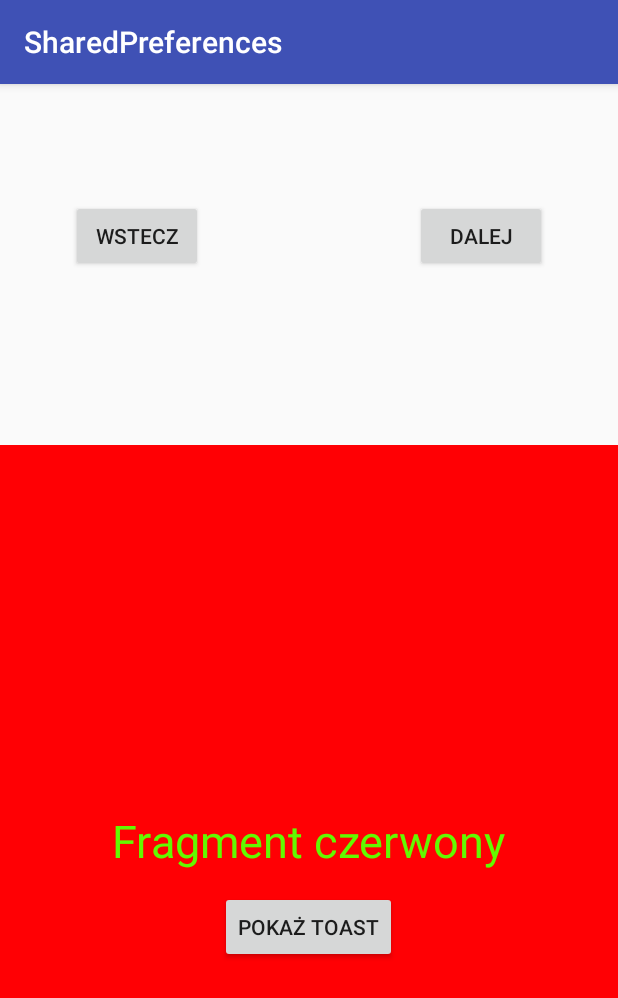
After one commit to MichalGites/SharedPreferences, an Android app: the fragment RedFragment placed in its activity, on a phone screen of 412 x 824 dp. The commit adds this screen. Shown: the top 998 px of the screen. Run offline under Robolectric (Android 15) with nearby library versions, the phone set to English and light mode, and no system bars; our stand-ins replace ButterKnife.

Commit message:
Fragmenty

```diff
--- a/app/build.gradle
+++ b/app/build.gradle
@@ -25,7 +25,8 @@ dependencies {
         exclude group: 'com.android.support', module: 'support-annotations'
     })
     compile 'com.android.support:appcompat-v7:25.0.1'
+    compile 'com.jakewharton:butterknife:8.4.0'
+    compile 'com.android.support:support-v4:25.0.1'
     testCompile 'junit:junit:4.12'
-    compile 'com.jakewharton:butterknife:8.4.0'
     annotationProcessor 'com.jakewharton:butterknife-compiler:8.4.0'
 }
--- /dev/null
+++ b/app/src/main/java/pl/akademiakodu/sharedpreferences/RedFragment.java
@@ -0,0 +1,41 @@
+package pl.akademiakodu.sharedpreferences;
+
+
+import android.app.Fragment;
+import android.os.Bundle;
+import android.view.LayoutInflater;
+import android.view.View;
+import android.view.ViewGroup;
+import android.widget.Toast;
+
+import butterknife.ButterKnife;
+import butterknife.OnClick;
+
+
+/**
+ * A simple {@link Fragment} subclass.
+ */
+public class RedFragment extends Fragment {
+
+
+    public RedFragment() {
+        // Required empty public constructor
+    }
+
+    @OnClick(R.id.fragmentButton)
+    public void onClickToast(){
+        Toast.makeText(this.getActivity(), "Przycisk został kliknięty z fragmentu", Toast.LENGTH_SHORT).show();
+    }
+
+    @Override
+    public View onCreateView(LayoutInflater inflater, ViewGroup container,
+                             Bundle savedInstanceState) {
+        // Inflate the layout for this fragment
+        // zamieniamy return va widok i pozniej zwracamy za pomoca return ten widok
+        View v = inflater.inflate(R.layout.fragment_red, container, false);
+        // ustawiamy Butterknife'a na ten widok :D
+        ButterKnife.bind(this, v);
+        return v;
+    }
+
+}
--- a/app/src/main/res/layout/activity_main.xml
+++ b/app/src/main/res/layout/activity_main.xml
@@ -4,25 +4,11 @@
     android:id="@+id/activity_main"
     android:layout_width="match_parent"
     android:layout_height="match_parent"
-    android:paddingBottom="@dimen/activity_vertical_margin"
-    android:paddingLeft="@dimen/activity_horizontal_margin"
-    android:paddingRight="@dimen/activity_horizontal_margin"
-    android:paddingTop="@dimen/activity_vertical_margin"
+
     tools:context="pl.akademiakodu.sharedpreferences.MainActivity">
 
     <Button
-        android:text="Wczytaj"
-        android:layout_width="wrap_content"
-        android:layout_height="wrap_content"
-        android:layout_centerVertical="true"
-        android:layout_alignParentLeft="true"
-        android:layout_alignParentStart="true"
-        android:layout_marginLeft="49dp"
-        android:layout_marginStart="49dp"
-        android:id="@+id/load" />
-
-    <Button
-        android:text="Zapisz"
+        android:text="Dalej"
         android:layout_width="wrap_content"
         android:layout_height="wrap_content"
         android:layout_alignBottom="@+id/load"
@@ -31,4 +17,26 @@
         android:layout_marginRight="47dp"
         android:layout_marginEnd="47dp"
         android:id="@+id/save" />
+
+    <Button
+        android:text="Wstecz"
+        android:layout_width="wrap_content"
+        android:layout_height="wrap_content"
+        android:layout_marginLeft="47dp"
+        android:layout_marginStart="47dp"
+        android:id="@+id/load"
+        android:layout_alignParentTop="true"
+        android:layout_alignParentLeft="true"
+        android:layout_alignParentStart="true"
+        android:layout_marginTop="77dp" />
+
+    <FrameLayout
+        android:layout_width="match_parent"
+        android:layout_height="match_parent"
+        android:layout_below="@+id/save"
+        android:layout_centerHorizontal="true"
+        android:layout_marginTop="115dp"
+        android:id="@+id/frameLayout">
+
+    </FrameLayout>
 </RelativeLayout>
--- /dev/null
+++ b/app/src/main/res/layout/fragment_red.xml
@@ -0,0 +1,29 @@
+<RelativeLayout xmlns:android="http://schemas.android.com/apk/res/android"
+    xmlns:tools="http://schemas.android.com/tools"
+    android:layout_width="match_parent"
+    android:layout_height="match_parent"
+    android:background="@color/red"
+    tools:context="pl.akademiakodu.sharedpreferences.RedFragment">
+
+    <!-- TODO: Update blank fragment layout -->
+
+
+    <TextView
+        android:text="Fragment czerwony"
+        android:textColor="@color/green"
+        android:textSize="30sp"
+        android:layout_width="wrap_content"
+        android:layout_height="wrap_content"
+        android:layout_centerVertical="true"
+        android:layout_centerHorizontal="true"
+        android:id="@+id/textView" />
+
+    <Button
+        android:layout_width="wrap_content"
+        android:layout_height="wrap_content"
+        android:id="@+id/fragmentButton"
+        android:text="Pokaż Toast"
+        android:layout_below="@+id/textView"
+        android:layout_centerHorizontal="true"
+        android:layout_marginTop="13dp" />
+</RelativeLayout>
--- a/app/src/main/res/values/colors.xml
+++ b/app/src/main/res/values/colors.xml
@@ -3,4 +3,8 @@
     <color name="colorPrimary">#3F51B5</color>
     <color name="colorPrimaryDark">#303F9F</color>
     <color name="colorAccent">#FF4081</color>
+    <color name="red">#ff0004</color>
+    <color name="green">#63f900</color>
+    <color name="blue">#002fff</color>
+
 </resources>
--- a/app/src/main/res/values/strings.xml
+++ b/app/src/main/res/values/strings.xml
@@ -1,3 +1,6 @@
 <resources>
     <string name="app_name">SharedPreferences</string>
+
+    <!-- TODO: Remove or change this placeholder text -->
+    <string name="hello_blank_fragment">Hello blank fragment</string>
 </resources>
```
Also changed, not shown: app/src/main/java/pl/akademiakodu/sharedpreferences/BlueFragment.java (added, +29 -0 lines), app/src/main/java/pl/akademiakodu/sharedpreferences/GreenFragment.java (added, +29 -0 lines), app/src/main/java/pl/akademiakodu/sharedpreferences/MainActivity.java (+29 -27 lines), app/src/main/res/layout/fragment_blue.xml (added, +19 -0 lines), app/src/main/res/layout/fragment_green.xml (added, +19 -0 lines).
